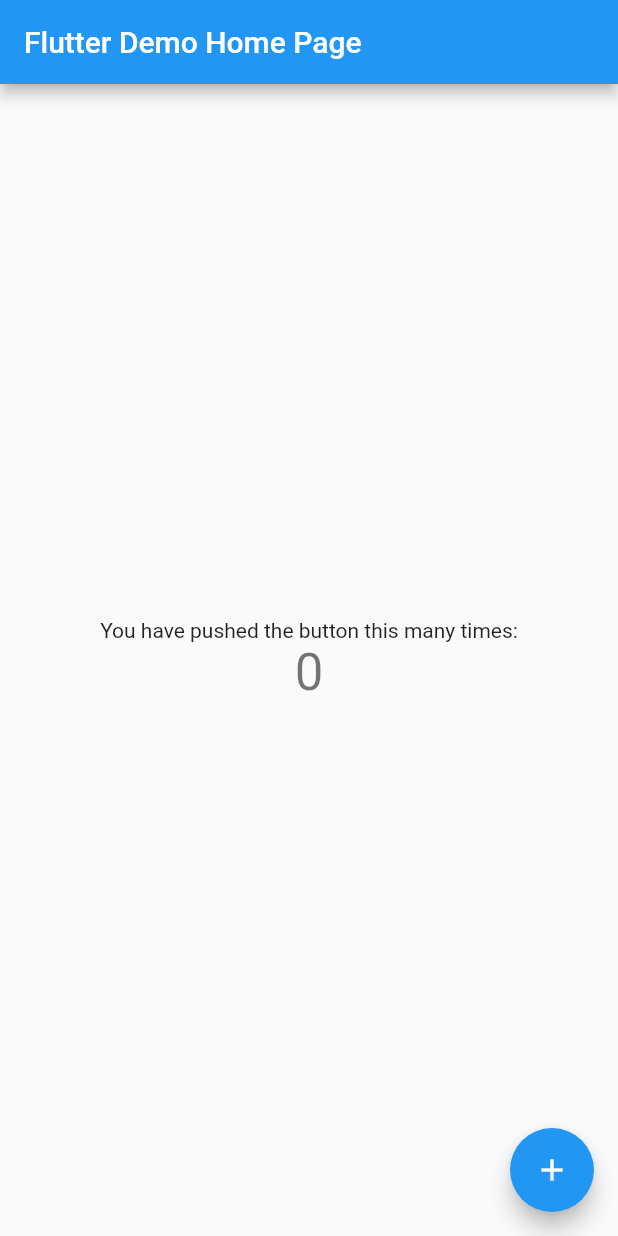
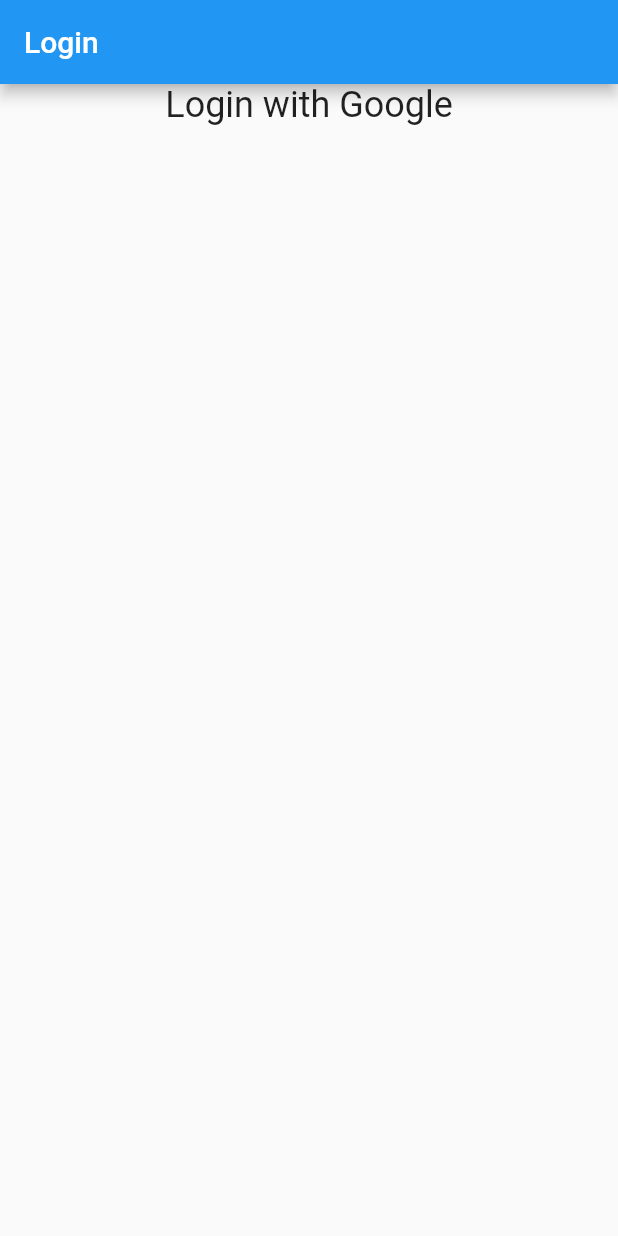
Before and after one commit to jordyvandomselaar/mail_app, a Flutter app: the screen it shows after launch, on a phone screen of 412 x 824 dp. Run offline on Flutter 3.47's test engine with Material 2 defaults, Android fonts, the phone set to English and light mode, and no system bars.

```diff
--- a/lib/main.dart
+++ b/lib/main.dart
@@ -1,4 +1,5 @@
 import 'package:flutter/material.dart';
+import 'package:mail_app/widgets/LoginView.dart';
 
 void main() => runApp(MyApp());
 
@@ -20,92 +21,7 @@ class MyApp extends StatelessWidget {
         // is not restarted.
         primarySwatch: Colors.blue,
       ),
-      home: MyHomePage(title: 'Flutter Demo Home Page'),
+      home: LoginView(),
     );
   }
 }
-
-class MyHomePage extends StatefulWidget {
-  MyHomePage({Key key, this.title}) : super(key: key);
-
-  // This widget is the home page of your application. It is stateful, meaning
-  // that it has a State object (defined below) that contains fields that affect
-  // how it looks.
-
-  // This class is the configuration for the state. It holds the values (in this
-  // case the title) provided by the parent (in this case the App widget) and
-  // used by the build method of the State. Fields in a Widget subclass are
-  // always marked "final".
-
-  final String title;
-
-  @override
-  _MyHomePageState createState() => _MyHomePageState();
-}
-
-class _MyHomePageState extends State<MyHomePage> {
-  int _counter = 0;
-
-  void _incrementCounter() {
-    setState(() {
-      // This call to setState tells the Flutter framework that something has
-      // changed in this State, which causes it to rerun the build method below
-      // so that the display can reflect the updated values. If we changed
-      // _counter without calling setState(), then the build method would not be
-      // called again, and so nothing would appear to happen.
-      _counter++;
-    });
-  }
-
-  @override
-  Widget build(BuildContext context) {
-    // This method is rerun every time setState is called, for instance as done
-    // by the _incrementCounter method above.
-    //
-    // The Flutter framework has been optimized to make rerunning build methods
-    // fast, so that you can just rebuild anything that needs updating rather
-    // than having to individually change instances of widgets.
-    return Scaffold(
-      appBar: AppBar(
-        // Here we take the value from the MyHomePage object that was created by
-        // the App.build method, and use it to set our appbar title.
-        title: Text(widget.title),
-      ),
-      body: Center(
-        // Center is a layout widget. It takes a single child and positions it
-        // in the middle of the parent.
-        child: Column(
-          // Column is also layout widget. It takes a list of children and
-          // arranges them vertically. By default, it sizes itself to fit its
-          // children horizontally, and tries to be as tall as its parent.
-          //
-          // Invoke "debug painting" (press "p" in the console, choose the
-          // "Toggle Debug Paint" action from the Flutter Inspector in Android
-          // Studio, or the "Toggle Debug Paint" command in Visual Studio Code)
-          // to see the wireframe for each widget.
-          //
-          // Column has various properties to control how it sizes itself and
-          // how it positions its children. Here we use mainAxisAlignment to
-          // center the children vertically; the main axis here is the vertical
-          // axis because Columns are vertical (the cross axis would be
-          // horizontal).
-          mainAxisAlignment: MainAxisAlignment.center,
-          children: <Widget>[
-            Text(
-              'You have pushed the button this many times:',
-            ),
-            Text(
-              '$_counter',
-              style: Theme.of(context).textTheme.display1,
-            ),
-          ],
-        ),
-      ),
-      floatingActionButton: FloatingActionButton(
-        onPressed: _incrementCounter,
-        tooltip: 'Increment',
-        child: Icon(Icons.add),
-      ), // This trailing comma makes auto-formatting nicer for build methods.
-    );
-  }
-}
--- /dev/null
+++ b/lib/widgets/LoginView.dart
@@ -0,0 +1,20 @@
+import 'package:flutter/material.dart';
+
+class LoginView extends StatelessWidget {
+  @override
+  Widget build(BuildContext context) {
+    return Scaffold(
+      appBar: AppBar(
+        title: Text("Login"),
+      ),
+      body: Column(
+        children: <Widget>[
+          Center(
+            child: Text("Login with Google",
+                style: Theme.of(context).textTheme.headline),
+          )
+        ],
+      ),
+    );
+  }
+}
```
Also changed, not shown: 4 other files.
